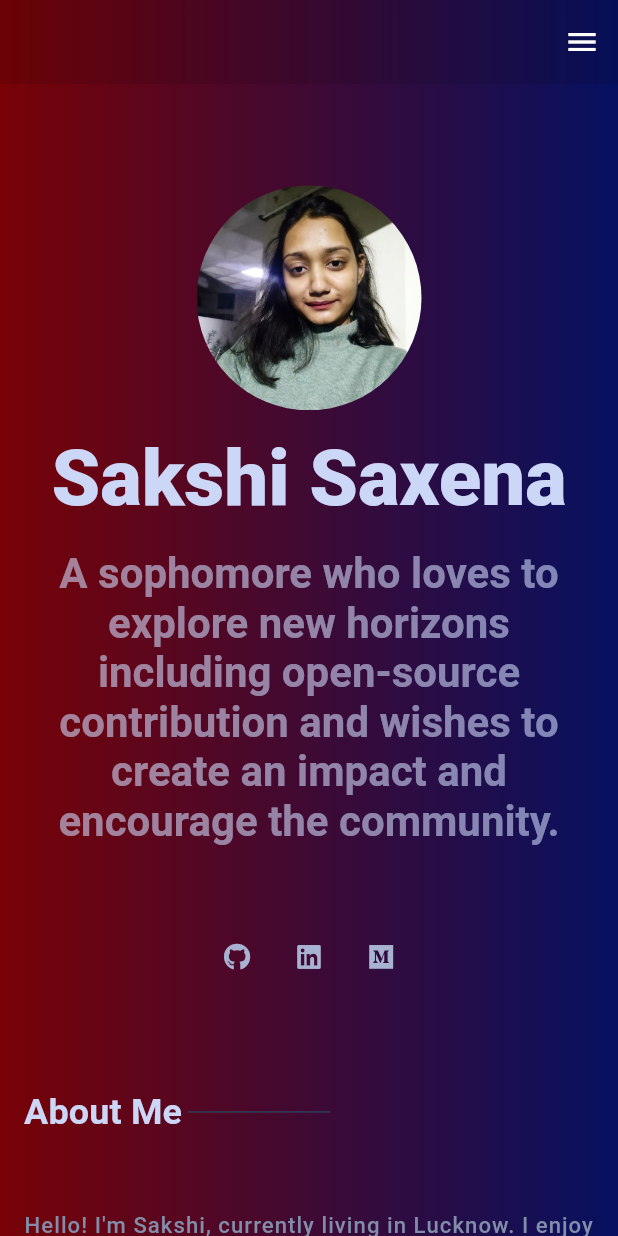
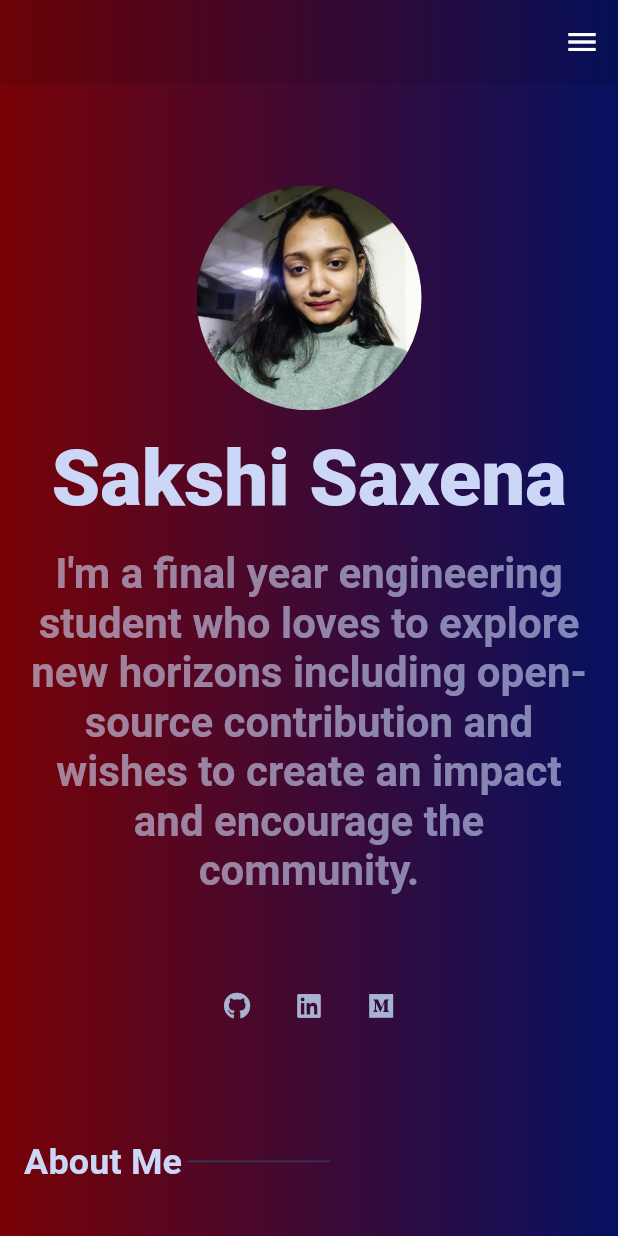
Before and after one commit to sakshiisaxena/portfolio, a Flutter app: the screen it shows after launch, on a phone screen of 412 x 824 dp. Run offline on Flutter 3.47's test engine with Material 2 defaults, Android fonts, the phone set to English and light mode, and no system bars; our stand-ins replace font_awesome_flutter, scroll_to_index.

Commit message:
updated mobile home

```diff
--- a/lib/MobileHome.dart
+++ b/lib/MobileHome.dart
@@ -124,7 +124,7 @@ class _MobileHomeState extends State<MobileHome> {
                   height: size.height * 0.02,
                 ),
                 Text(
-                  "A sophomore who loves to explore new horizons including open-source contribution and wishes to create an impact and encourage the community.",
+                  "I'm a final year engineering student who loves to explore new horizons including open-source contribution and wishes to create an impact and encourage the community.",
                   textAlign: TextAlign.center,
                   style: TextStyle(
                     color: Color(0xffCCD6F6).withOpacity(0.6),
```
